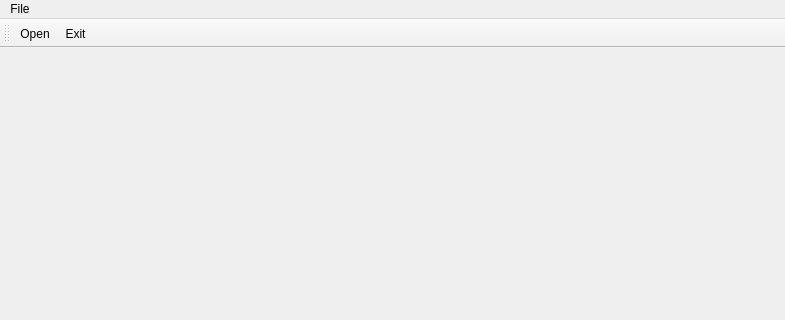
HaoLi-China/Mobility-Reconstruction, file MobilityRecon/MobilityRecon/main_window.ui: the form before one commit; both pictures show x 0 to 785 and y 0 to 320 of the 785 by 554 pixel window.
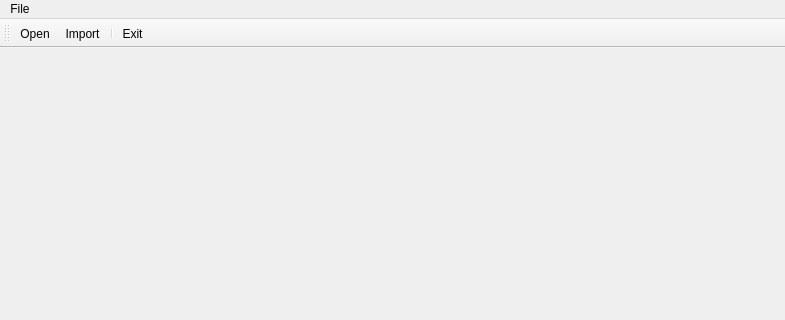
The form after the commit. Icons and pictures are not drawn.

What changed in the file:
```diff
--- a/MobilityRecon/MobilityRecon/main_window.ui
+++ b/MobilityRecon/MobilityRecon/main_window.ui
@@ -41,9 +41,11 @@
     <enum>TopToolBarArea</enum>
    </attribute>
    <attribute name="toolBarBreak">
-    <bool>false</bool>
+    <bool>true</bool>
    </attribute>
    <addaction name="actionOpen"/>
+   <addaction name="actionImport"/>
+   <addaction name="separator"/>
    <addaction name="actionExit"/>
   </widget>
   <widget class="QStatusBar" name="statusBar"/>
@@ -65,6 +67,15 @@
     <string>Exit</string>
    </property>
   </action>
+  <action name="actionImport">
+   <property name="icon">
+    <iconset resource="main_window.qrc">
+     <normaloff>:/MainWindow/Resources/fileimport.png</normaloff>:/MainWindow/Resources/fileimport.png</iconset>
+   </property>
+   <property name="text">
+    <string>Import</string>
+   </property>
+  </action>
  </widget>
  <layoutdefault spacing="6" margin="11"/>
  <resources>
```
Left out of the diff: 10 changed lines with no effect on the pictures.
